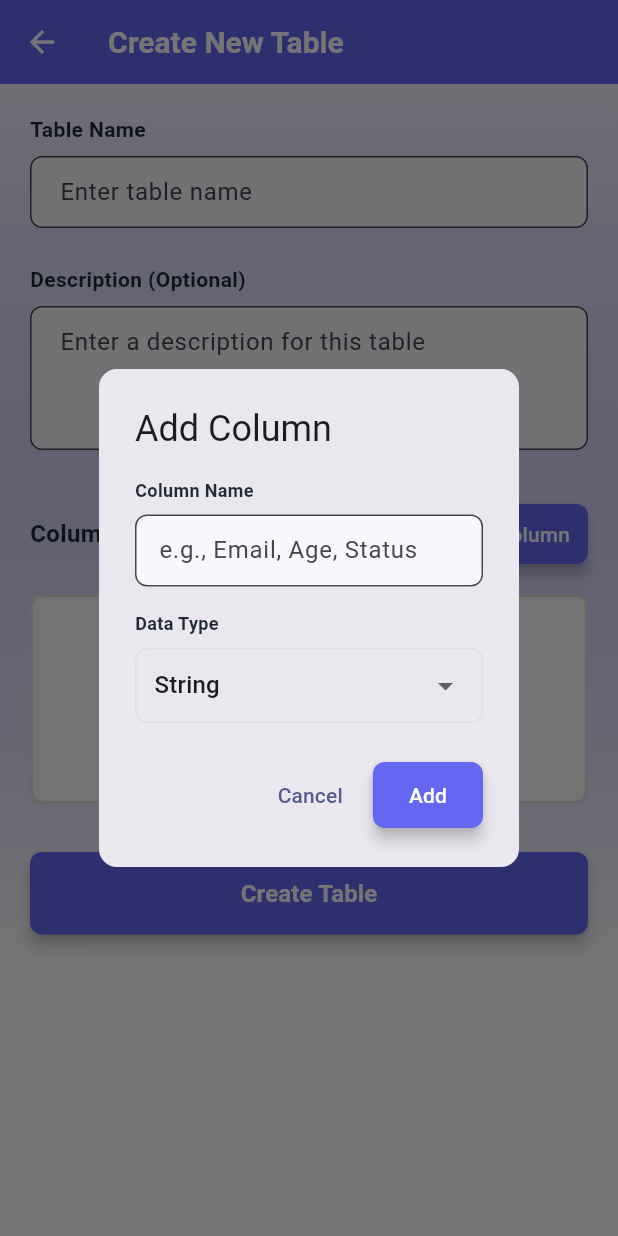
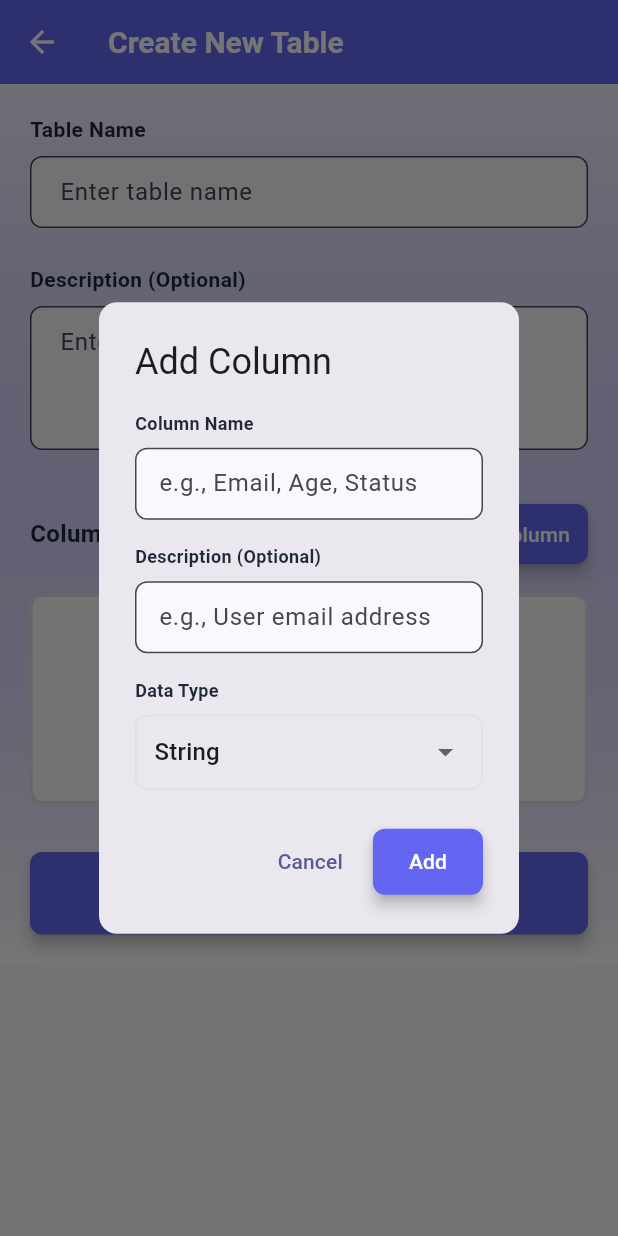
Before and after one commit to erickveil/raleigh, a Flutter app: the CreateTableScreen screen opened directly, after a tap on "Add Column", on a phone screen of 412 x 824 dp. Run offline on Flutter 3.47's test engine with Material 3 defaults, Android fonts, the phone set to English and light mode, and no system bars; our stand-ins replace file_picker, hive, hive_flutter; accounts and stored records are empty; generated files the repository leaves out were written again.

Commit message:
✨ Add optional description field to ColumnDef and update related screens for table creation and data entry

```diff
--- a/lib/models/column.dart
+++ b/lib/models/column.dart
@@ -11,15 +11,20 @@ class ColumnDef {
   @HiveField(1)
   final ColumnType type;
 
+  @HiveField(2)
+  final String? description;
+
   ColumnDef({
     required this.name,
     required this.type,
+    this.description,
   });
 
   Map<String, dynamic> toJson() {
     return {
       'name': name,
       'type': type.name,
+      if (description != null) 'description': description,
     };
   }
 
@@ -27,6 +32,7 @@ class ColumnDef {
     return ColumnDef(
       name: json['name'] as String,
       type: ColumnType.fromString(json['type'] as String? ?? 'string'),
+      description: json['description'] as String?,
     );
   }
 }
--- a/lib/screens/create_table_screen.dart
+++ b/lib/screens/create_table_screen.dart
@@ -21,9 +21,15 @@ class _CreateTableScreenState extends State<CreateTableScreen> {
     showDialog(
       context: context,
       builder: (context) => _ColumnDialog(
-        onSave: (columnName, columnType) {
+        onSave: (columnName, columnType, description) {
           setState(() {
-            _columns.add(col.ColumnDef(name: columnName, type: columnType));
+            _columns.add(
+              col.ColumnDef(
+                name: columnName,
+                type: columnType,
+                description: description,
+              ),
+            );
           });
         },
       ),
@@ -277,7 +283,7 @@ class _CreateTableScreenState extends State<CreateTableScreen> {
 }
 
 class _ColumnDialog extends StatefulWidget {
-  final Function(String name, ColumnType type) onSave;
+  final Function(String name, ColumnType type, String? description) onSave;
 
   const _ColumnDialog({required this.onSave});
 
@@ -287,6 +293,7 @@ class _ColumnDialog extends StatefulWidget {
 
 class _ColumnDialogState extends State<_ColumnDialog> {
   final _columnNameController = TextEditingController();
+  final _columnDescriptionController = TextEditingController();
   ColumnType _selectedType = ColumnType.string;
 
   void _save() {
@@ -298,13 +305,19 @@ class _ColumnDialogState extends State<_ColumnDialog> {
       return;
     }
 
-    widget.onSave(columnName, _selectedType);
+    final description = _columnDescriptionController.text.trim();
+    widget.onSave(
+      columnName,
+      _selectedType,
+      description.isEmpty ? null : description,
+    );
     Navigator.pop(context);
   }
 
   @override
   void dispose() {
     _columnNameController.dispose();
+    _columnDescriptionController.dispose();
     super.dispose();
   }
 
@@ -330,6 +343,38 @@ class _ColumnDialogState extends State<_ColumnDialog> {
             controller: _columnNameController,
             decoration: InputDecoration(
               hintText: 'e.g., Email, Age, Status',
+              border: OutlineInputBorder(
+                borderRadius: BorderRadius.circular(8),
+              ),
+              focusedBorder: OutlineInputBorder(
+                borderRadius: BorderRadius.circular(8),
+                borderSide: const BorderSide(
+                  color: Color(0xFF6366F1),
+                  width: 2,
+                ),
+              ),
+              contentPadding: const EdgeInsets.symmetric(
+                horizontal: 12,
+                vertical: 10,
+              ),
+              filled: true,
+              fillColor: const Color(0xFFF8F9FF),
+            ),
+          ),
+          const SizedBox(height: 16),
+          const Text(
+            'Description (Optional)',
+            style: TextStyle(
+              fontSize: 12,
+              fontWeight: FontWeight.w600,
+              color: Color(0xFF1F2937),
+            ),
+          ),
+          const SizedBox(height: 8),
+          TextField(
+            controller: _columnDescriptionController,
+            decoration: InputDecoration(
+              hintText: 'e.g., User email address',
               border: OutlineInputBorder(
                 borderRadius: BorderRadius.circular(8),
               ),
--- a/lib/screens/data_entry_screen.dart
+++ b/lib/screens/data_entry_screen.dart
@@ -157,6 +157,20 @@ class _DataEntryScreenState extends State<DataEntryScreen> {
                                     color: Color(0xFF1F2937),
                                   ),
                                 ),
+                                if (column.description != null &&
+                                    column.description!.isNotEmpty)
+                                  Padding(
+                                    padding: const EdgeInsets.only(top: 2),
+                                    child: Text(
+                                      column.description!,
+                                      style: TextStyle(
+                                        fontSize: 11,
+                                        color: Colors.grey[600],
+                                        fontStyle: FontStyle.italic,
+                                      ),
+                                    ),
+                                  )
+                                else
                                   Text(
                                     column.type.displayName,
                                     style: TextStyle(
```
Lines whose indentation alone changed are shown as unchanged.
